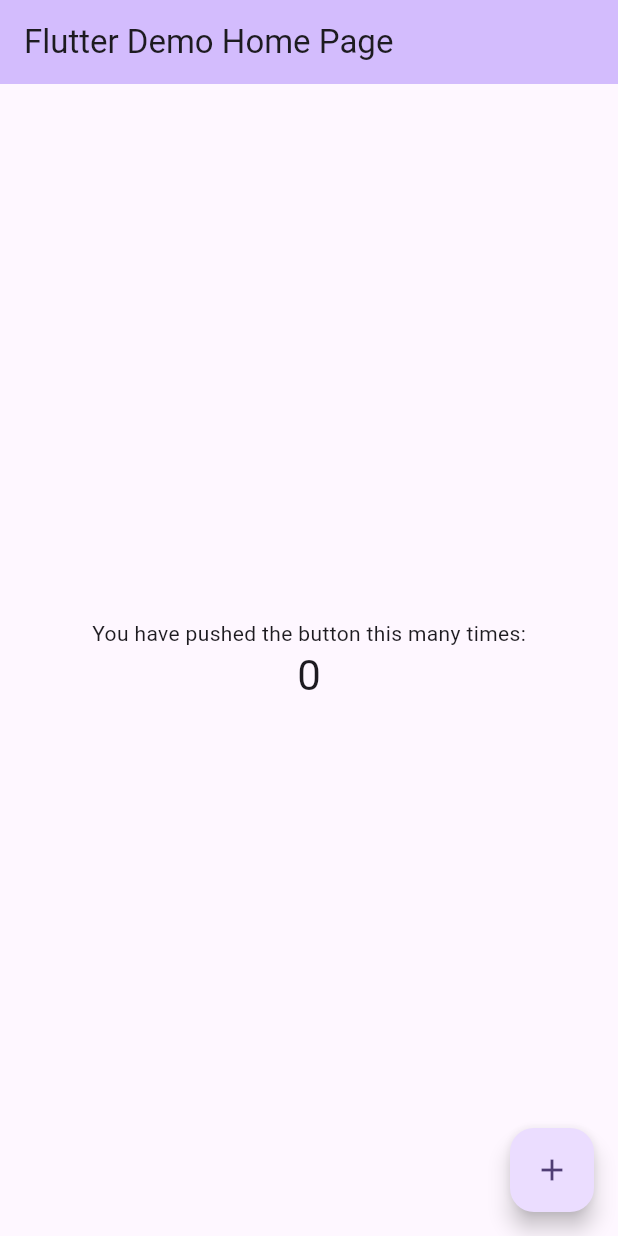
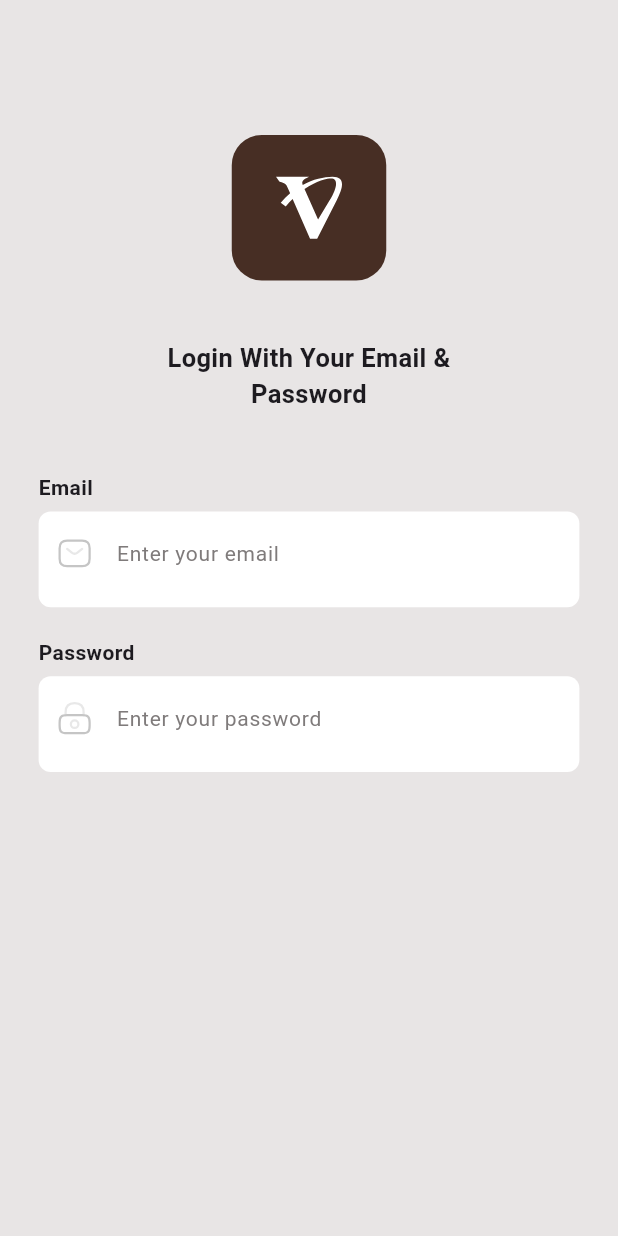
Before and after one commit to diilshadkt/lilac_task, a Flutter app: the screen it shows after launch, on a phone screen of 412 x 824 dp. Run offline on Flutter 3.47's test engine with Material 3 defaults, Android fonts, the phone set to English and light mode, and no system bars; our stand-ins replace flutter_svg.

Commit message:
login page textfield ui completed

```diff
--- /dev/null
+++ b/lib/auth/view/pages/login_page.dart
@@ -0,0 +1,100 @@
+import 'package:flutter/material.dart';
+import 'package:flutter_svg/flutter_svg.dart';
+import 'package:lilac_task/auth/view/widgets/textfield_widget.dart';
+
+class LoginPage extends StatelessWidget {
+  const LoginPage({super.key});
+
+  @override
+  Widget build(BuildContext context) {
+    return Scaffold(
+      backgroundColor: const Color.fromARGB(255, 232, 229, 229),
+      body: SingleChildScrollView(
+        child: Column(
+          children: [
+            const SizedBox(
+              height: 90,
+            ),
+            Padding(
+              padding: EdgeInsets.symmetric(
+                  horizontal: MediaQuery.sizeOf(context).width / 2.68),
+              child: Container(
+                width: MediaQuery.sizeOf(context).width / 4,
+                height: MediaQuery.sizeOf(context).height / 8.5,
+                decoration: BoxDecoration(
+                    color: const Color.fromARGB(255, 71, 46, 36),
+                    borderRadius: BorderRadius.circular(20)),
+                child: Center(
+                  child: SvgPicture.asset("assets/images/login_page_logo.svg"),
+                ),
+              ),
+            ),
+            const SizedBox(
+              height: 40,
+            ),
+            Padding(
+              padding: EdgeInsets.symmetric(
+                  horizontal: MediaQuery.sizeOf(context).width / 4),
+              child: const Text(
+                "Login With Your Email & Password",
+                textAlign: TextAlign.center,
+                style: TextStyle(fontSize: 17, fontWeight: FontWeight.bold),
+              ),
+            ),
+            const SizedBox(
+              height: 40,
+            ),
+            Padding(
+              padding: EdgeInsets.symmetric(
+                  horizontal: MediaQuery.sizeOf(context).width / 16),
+              child: Column(
+                crossAxisAlignment: CrossAxisAlignment.start,
+                children: [
+                  const Text(
+                    "Email",
+                    style: TextStyle(fontSize: 14, fontWeight: FontWeight.w700),
+                  ),
+                  const SizedBox(
+                    height: 6,
+                  ),
+                  TextfieldWidget(
+                    preffixIcon: Padding(
+                      padding: const EdgeInsets.all(12),
+                      child: SvgPicture.asset(
+                        "assets/icons/Email.svg",
+                      ),
+                    ),
+                    hintText: "Enter your email",
+                  ),
+                  const SizedBox(
+                    height: 20,
+                  ),
+                  const Text(
+                    "Password",
+                    style: TextStyle(fontSize: 14, fontWeight: FontWeight.w700),
+                  ),
+                  const SizedBox(
+                    height: 6,
+                  ),
+                  TextfieldWidget(
+                    preffixIcon: Padding(
+                      padding: const EdgeInsets.all(12),
+                      child: SvgPicture.asset(
+                        "assets/icons/lock.svg",
+                      ),
+                    ),
+                    hintText: "Enter your password",
+                  ),
+                  const SizedBox(
+                    height: 6,
+                  ),
+
+                ],
+              ),
+            )
+          ],
+        ),
+      ),
+    );
+  }
+}
--- /dev/null
+++ b/lib/auth/view/pages/splash_screen.dart
@@ -0,0 +1,20 @@
+import 'package:flutter/material.dart';
+import 'package:flutter_svg/flutter_svg.dart';
+
+class SplashScreen extends StatelessWidget {
+  const SplashScreen({super.key});
+
+  @override
+  Widget build(BuildContext context) {
+    return Scaffold(
+      body: Column(
+        mainAxisAlignment: MainAxisAlignment.center,
+        children: [
+          Center(
+            child: SvgPicture.asset("assets/images/spalsh_logo.svg"),
+          )
+        ],
+      ),
+    );
+  }
+}
--- /dev/null
+++ b/lib/auth/view/widgets/textfield_widget.dart
@@ -0,0 +1,39 @@
+import 'package:flutter/material.dart';
+
+class TextfieldWidget extends StatelessWidget {
+  final Widget preffixIcon;
+  final String hintText;
+  final Widget? suffixIcon;
+
+  const TextfieldWidget(
+      {super.key,
+      required this.preffixIcon,
+      required this.hintText,
+      this.suffixIcon});
+
+  @override
+  Widget build(BuildContext context) {
+    return Container(
+      height: MediaQuery.sizeOf(context).height / 12.9,
+      decoration: BoxDecoration(
+          color: Colors.white, borderRadius: BorderRadius.circular(8)),
+      child: TextFormField(
+        decoration: InputDecoration(
+          focusedBorder: const OutlineInputBorder(
+            borderSide: BorderSide.none,
+          ),
+          border: const OutlineInputBorder(
+            borderSide: BorderSide.none,
+          ),
+          prefixIcon: preffixIcon,
+          hintText: hintText,
+          hintStyle: const TextStyle(
+              color: Color.fromARGB(255, 127, 123, 123),
+              fontSize: 14,
+              fontWeight: FontWeight.w400),
+          suffixIcon: suffixIcon,
+        ),
+      ),
+    );
+  }
+}
--- a/lib/main.dart
+++ b/lib/main.dart
@@ -1,4 +1,6 @@
 import 'package:flutter/material.dart';
+import 'package:lilac_task/auth/view/pages/login_page.dart';
+import 'package:lilac_task/auth/view/pages/splash_screen.dart';
 
 void main() {
   runApp(const MyApp());
@@ -7,119 +9,16 @@ void main() {
 class MyApp extends StatelessWidget {
   const MyApp({super.key});
 
-  // This widget is the root of your application.
   @override
   Widget build(BuildContext context) {
     return MaterialApp(
+      debugShowCheckedModeBanner: false,
       title: 'Flutter Demo',
       theme: ThemeData(
-        // This is the theme of your application.
-        //
-        // TRY THIS: Try running your application with "flutter run". You'll see
-        // the application has a purple toolbar. Then, without quitting the app,
-        // try changing the seedColor in the colorScheme below to Colors.green
-        // and then invoke "hot reload" (save your changes or press the "hot
-        // reload" button in a Flutter-supported IDE, or press "r" if you used
-        // the command line to start the app).
-        //
-        // Notice that the counter didn't reset back to zero; the application
-        // state is not lost during the reload. To reset the state, use hot
-        // restart instead.
-        //
-        // This works for code too, not just values: Most code changes can be
-        // tested with just a hot reload.
         colorScheme: ColorScheme.fromSeed(seedColor: Colors.deepPurple),
         useMaterial3: true,
       ),
-      home: const MyHomePage(title: 'Flutter Demo Home Page'),
+      home: const LoginPage(),
     );
   }
 }
-
-class MyHomePage extends StatefulWidget {
-  const MyHomePage({super.key, required this.title});
-
-  // This widget is the home page of your application. It is stateful, meaning
-  // that it has a State object (defined below) that contains fields that affect
-  // how it looks.
-
-  // This class is the configuration for the state. It holds the values (in this
-  // case the title) provided by the parent (in this case the App widget) and
-  // used by the build method of the State. Fields in a Widget subclass are
-  // always marked "final".
-
-  final String title;
-
-  @override
-  State<MyHomePage> createState() => _MyHomePageState();
-}
-
-class _MyHomePageState extends State<MyHomePage> {
-  int _counter = 0;
-
-  void _incrementCounter() {
-    setState(() {
-      // This call to setState tells the Flutter framework that something has
-      // changed in this State, which causes it to rerun the build method below
-      // so that the display can reflect the updated values. If we changed
-      // _counter without calling setState(), then the build method would not be
-      // called again, and so nothing would appear to happen.
-      _counter++;
-    });
-  }
-
-  @override
-  Widget build(BuildContext context) {
-    // This method is rerun every time setState is called, for instance as done
-    // by the _incrementCounter method above.
-    //
-    // The Flutter framework has been optimized to make rerunning build methods
-    // fast, so that you can just rebuild anything that needs updating rather
-    // than having to individually change instances of widgets.
-    return Scaffold(
-      appBar: AppBar(
-        // TRY THIS: Try changing the color here to a specific color (to
-        // Colors.amber, perhaps?) and trigger a hot reload to see the AppBar
-        // change color while the other colors stay the same.
-        backgroundColor: Theme.of(context).colorScheme.inversePrimary,
-        // Here we take the value from the MyHomePage object that was created by
-        // the App.build method, and use it to set our appbar title.
-        title: Text(widget.title),
-      ),
-      body: Center(
-        // Center is a layout widget. It takes a single child and positions it
-        // in the middle of the parent.
-        child: Column(
-          // Column is also a layout widget. It takes a list of children and
-          // arranges them vertically. By default, it sizes itself to fit its
-          // children horizontally, and tries to be as tall as its parent.
-          //
-          // Column has various properties to control how it sizes itself and
-          // how it positions its children. Here we use mainAxisAlignment to
-          // center the children vertically; the main axis here is the vertical
-          // axis because Columns are vertical (the cross axis would be
-          // horizontal).
-          //
-          // TRY THIS: Invoke "debug painting" (choose the "Toggle Debug Paint"
-          // action in the IDE, or press "p" in the console), to see the
-          // wireframe for each widget.
-          mainAxisAlignment: MainAxisAlignment.center,
-          children: <Widget>[
-            const Text(
-              'You have pushed the button this many times:',
-            ),
-            Text(
-              '$_counter',
-              style: Theme.of(context).textTheme.headlineMedium,
-            ),
-          ],
-        ),
-      ),
-      floatingActionButton: FloatingActionButton(
-        onPressed: _incrementCounter,
-        tooltip: 'Increment',
-        child: const Icon(Icons.add),
-      ), // This trailing comma makes auto-formatting nicer for build methods.
-    );
-  }
-}
--- a/pubspec.yaml
+++ b/pubspec.yaml
@@ -60,9 +60,9 @@ flutter:
   uses-material-design: true
 
   # To add assets to your application, add an assets section, like this:
-  # assets:
-  #   - images/a_dot_burr.jpeg
-  #   - images/a_dot_ham.jpeg
+  assets:
+    - assets/images/
+    - assets/icons/
 
   # An image asset can refer to one or more resolution-specific "variants", see
   # https://flutter.dev/to/resolution-aware-images
```
Also changed, not shown: assets/icons/Email.svg (added), assets/icons/lock.svg (added), assets/images/login_page_logo.svg (added), assets/images/login_page_logo_rectangle.svg (added), assets/images/spalsh_logo.svg (added).
